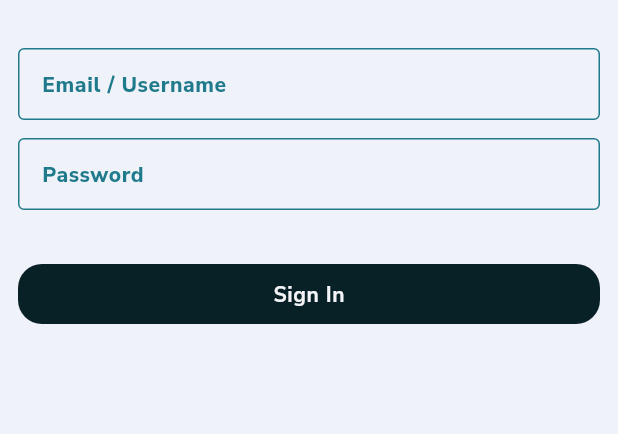
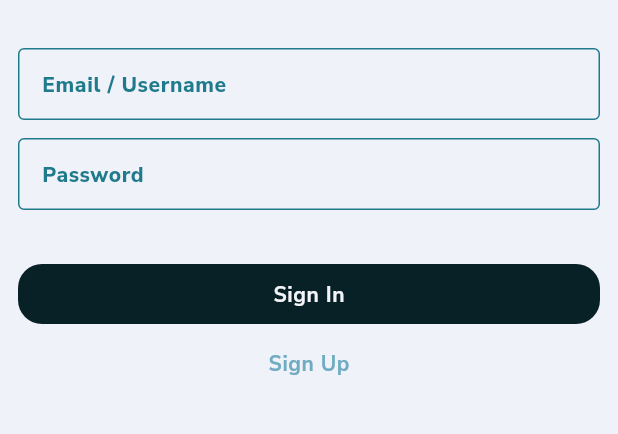
Before and after one commit to dinaraparanid/Poster, a Flutter app: the screen it shows after launch, on a phone screen of 412 x 824 dp, the part 567-1001 px from its top. Run offline on Flutter 3.47's test engine with Material 3 defaults, Android fonts, the light colour scheme and no system bars; our stand-ins replace dio, firebase_core, flutter_bloc, flutter_svg, fpdart, freezed_annotation and 5 more; accounts and stored records are empty; generated files the repository leaves out were written again.

Commit message:
sign up button on sign in screen

```diff
--- a/lib/app.dart
+++ b/lib/app.dart
@@ -2,7 +2,6 @@ import 'package:flutter/material.dart';
 import 'package:flutter_gen/gen_l10n/app_localizations.dart';
 import 'package:poster/core/presentation/theme/mod.dart';
 import 'package:poster/di/app_module.dart';
-import 'package:poster/feature/auth/child/sign_in/presentation/sign_in_screen.dart';
 import 'package:poster/feature/auth/presentation/auth_screen.dart';
 
 final class App extends StatelessWidget {
--- a/lib/core/presentation/theme/colors.dart
+++ b/lib/core/presentation/theme/colors.dart
@@ -94,12 +94,14 @@ final class AppTextColors {
   final Color primary;
   final Color onCard;
   final Color onButton;
+  final Color clickable;
 
   const AppTextColors({
     required this.header,
     required this.primary,
     required this.onCard,
     required this.onButton,
+    required this.clickable,
   });
 
   factory AppTextColors._default() => const AppTextColors(
@@ -107,6 +109,7 @@ final class AppTextColors {
     primary: _ChineseBlack,
     onCard: _Cultured,
     onButton: _Cultured,
+    clickable: _MoonstoneBlue,
   );
 }
 
--- a/lib/feature/auth/child/sign_in/presentation/sign_in_screen.dart
+++ b/lib/feature/auth/child/sign_in/presentation/sign_in_screen.dart
@@ -8,6 +8,7 @@ import 'package:poster/di/app_module.dart';
 import 'package:poster/feature/auth/child/sign_in/presentation/bloc/mod.dart';
 import 'package:poster/feature/auth/child/sign_in/presentation/widget/mod.dart';
 import 'package:poster/feature/auth/child/sign_in/presentation/widget/password_input.dart';
+import 'package:poster/feature/auth/child/sign_in/presentation/widget/sign_up_button.dart';
 import 'package:poster/feature/root/presentation/root_screen.dart';
 import 'package:universal_platform/universal_platform.dart';
 
@@ -85,6 +86,12 @@ final class SignInScreen extends StatelessWidget {
         SizedBox(height: theme.dimensions.padding.large),
 
         SignInButton(),
+
+        SizedBox(height: theme.dimensions.padding.medium),
+
+        SignUpButton(),
+
+        SizedBox(height: theme.dimensions.padding.medium),
       ],
     ),
   );
--- /dev/null
+++ b/lib/feature/auth/child/sign_in/presentation/widget/sign_up_button.dart
@@ -0,0 +1,30 @@
+import 'package:flutter/cupertino.dart';
+import 'package:flutter_gen/gen_l10n/app_localizations.dart';
+import 'package:poster/core/presentation/theme/app.dart';
+import 'package:poster/di/app_module.dart';
+import 'package:poster/feature/auth/child/sign_in/presentation/bloc/mod.dart';
+
+final class SignUpButton extends StatelessWidget {
+  final bloc = di<SignInBloc>();
+  final theme = di<AppTheme>();
+
+  SignUpButton({super.key});
+
+  @override
+  Widget build(BuildContext context) {
+    final strings = AppLocalizations.of(context)!;
+
+    return GestureDetector(
+      child: ButtonText(strings),
+      onTap: () => bloc.add(SignUpClicked()),
+    );
+  }
+
+  Text ButtonText(AppLocalizations strings) => Text(
+    strings.sign_up_button_text,
+    style: theme.typography.regular.copyWith(
+      color: theme.colors.text.clickable,
+      fontWeight: FontWeight.w700,
+    ),
+  );
+}
--- a/lib/feature/auth/presentation/auth_screen.dart
+++ b/lib/feature/auth/presentation/auth_screen.dart
@@ -1,6 +1,5 @@
 import 'package:flutter/material.dart';
 import 'package:flutter_bloc/flutter_bloc.dart';
-import 'package:poster/core/utils/functions/do_nothing.dart';
 import 'package:poster/di/app_module.dart';
 import 'package:poster/feature/auth/child/sign_in/presentation/bloc/sign_in_result.dart';
 import 'package:poster/feature/auth/child/sign_in/presentation/sign_in_screen.dart';
@@ -26,7 +25,7 @@ final class AuthScreen extends StatelessWidget {
               MaterialPageRoute(builder: (_) => const RootScreen()),
             ),
 
-            NavigateToSignUp() => doNothing, // TODO: SignUp
+            NavigateToSignUp() => print('TODO: Navigate to SignUp'),
           }
         ),
 
--- a/lib/l10n/app_en.arb
+++ b/lib/l10n/app_en.arb
@@ -8,6 +8,8 @@
     "sign_in_login": "Email / Username",
     "sign_in_password": "Password",
     "sign_in_button_text": "Sign In",
+
+    "sign_up_button_text": "Sign Up",
 
     "root_tab_wall": "Wall",
     "root_tab_feed": "Feed",
--- a/lib/l10n/app_ru.arb
+++ b/lib/l10n/app_ru.arb
@@ -8,6 +8,8 @@
     "sign_in_login": "Почта / имя пользователя",
     "sign_in_password": "Пароль",
     "sign_in_button_text": "Войти",
+
+    "sign_up_button_text": "Зарегистрироваться",
 
     "root_tab_wall": "Стена",
     "root_tab_feed": "Лента",
```
